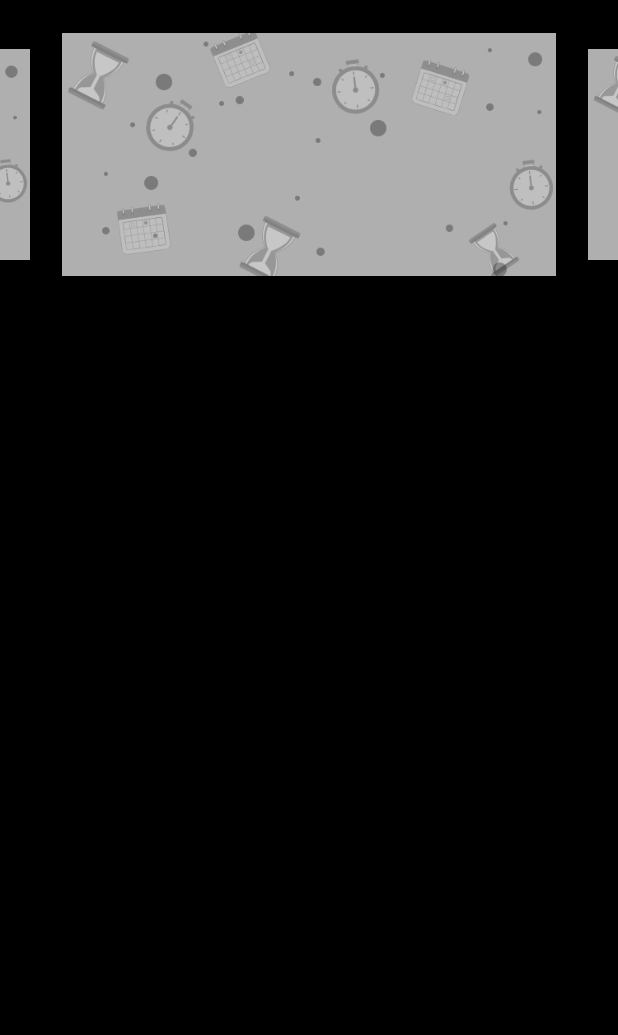
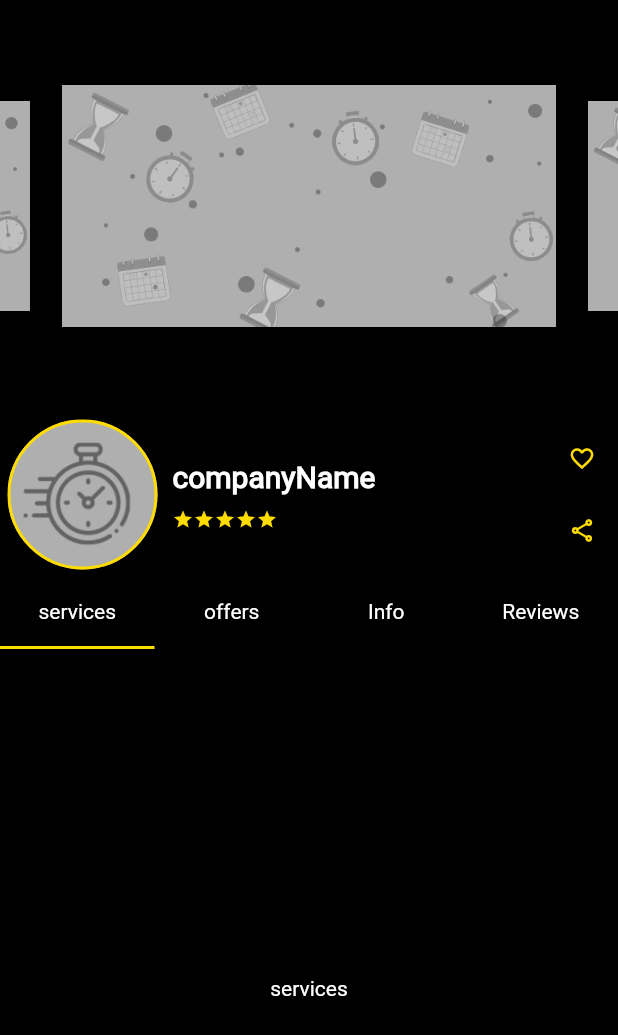
Before and after one commit to MostafaKhalile/Mobile, a Flutter app: the BranchProfile screen opened by its route, on a phone screen of 412 x 824 dp. Shown: the top 1035 px of the screen. Run offline on Flutter 3.47's test engine with Material 2 defaults, Android fonts, the phone set to English and light mode, and no system bars; drawn by our look-alikes of carousel_slider, smooth_star_rating; our stand-ins replace bloc, curved_navigation_bar, equatable, flutter_bloc, flutter_svg, material_floating_search_bar and 2 more; missing offline and left inert: flutter_verification_code; accounts and stored records are empty; project files that could hold a hidden picture were left out.

Commit message:
branch View wire frame static

```diff
--- a/i18n/ar.json
+++ b/i18n/ar.json
@@ -33,5 +33,8 @@
     "language": "اللغة",
     "darkMode": "الوضع المطلم",
     "contactUs": "اتصل بنا",
-    "signOut": "تسجيل خروج"
+    "signOut": "تسجيل خروج",
+    "services": "الخدمات",
+    "info": "المعلومات",
+    "reviews": "المراجعات"
 }
--- a/i18n/en.json
+++ b/i18n/en.json
@@ -24,6 +24,9 @@
     "Alex": "Alexandria",
     "categories": "Categories",
     "offers": "offers",
+    "services": "services",
+    "info": "Info",
+    "reviews": "Reviews",
     "viewAll": "view all",
     "topRated": "Top Rated",
     "newStores": "new Stores",
--- a/lib/Helpers/themes/dark_theme.dart
+++ b/lib/Helpers/themes/dark_theme.dart
@@ -1,4 +1,5 @@
 import 'package:flutter/material.dart';
+import 'package:techtime/Helpers/themes/light_theme.dart';
 import '../colors.dart';
 
 ThemeData darkTheme = ThemeData.dark().copyWith(
@@ -10,6 +11,10 @@ ThemeData darkTheme = ThemeData.dark().copyWith(
     primaryColorDark: Colors.black,
     bottomAppBarColor: Colors.white,
     iconTheme: iconThemeData(),
+    tabBarTheme: TabBarTheme(
+        unselectedLabelStyle: textTheme().subtitle1.apply(fontFamily: 'cocon'),
+        labelColor: Colors.white,
+        labelStyle: textTheme().subtitle1.apply(fontFamily: 'cocon')),
     cursorColor: Colors.black,
     scaffoldBackgroundColor: Colors.black,
     inputDecorationTheme: inputDecorationTheme(),
--- a/lib/Helpers/themes/light_theme.dart
+++ b/lib/Helpers/themes/light_theme.dart
@@ -6,6 +6,10 @@ ThemeData lightTheme = ThemeData.light().copyWith(
     primaryColor: KPrimaryColor,
     accentColor: Colors.black,
     iconTheme: iconThemeData(),
+    tabBarTheme: TabBarTheme(
+        unselectedLabelStyle: textTheme().subtitle1.apply(fontFamily: 'cocon'),
+        labelColor: Colors.black,
+        labelStyle: textTheme().subtitle1.apply(fontFamily: 'cocon')),
     primaryColorDark: Colors.white,
     bottomAppBarColor: Colors.black,
     cursorColor: Colors.black,
--- a/lib/screens/Client/branchProfile/branch_profile.dart
+++ b/lib/screens/Client/branchProfile/branch_profile.dart
@@ -1,40 +1,147 @@
 import 'package:carousel_slider/carousel_slider.dart';
 import 'package:flutter/material.dart';
+import 'package:smooth_star_rating/smooth_star_rating.dart';
 import 'package:techtime/Helpers/app_consts.dart';
+import 'package:techtime/Helpers/colors.dart';
+import 'package:techtime/Helpers/localization/app_localizations_delegates.dart';
+import 'package:techtime/widgets/client/custom_circle_avatar.dart';
 import 'package:techtime/widgets/core/gallery_view.dart';
+import 'package:techtime/widgets/core/horizontal_gap.dart';
+import 'package:techtime/widgets/core/vertical_gab.dart';
 
-class BranchProfile extends StatelessWidget {
+class BranchProfile extends StatefulWidget {
   static const String routeName = "/branch_profile";
+
+  @override
+  _BranchProfileState createState() => _BranchProfileState();
+}
+
+class _BranchProfileState extends State<BranchProfile>
+    with SingleTickerProviderStateMixin {
+  final List imgList = [
+    KPlaceHolderCover,
+    KPlaceHolderCover,
+    KPlaceHolderCover,
+    KPlaceHolderCover,
+    KPlaceHolderCover
+  ];
+  TabController _controller;
+  @override
+  void initState() {
+    super.initState();
+    _controller = TabController(length: 4, vsync: this);
+  }
+
   @override
   Widget build(BuildContext context) {
+    AppLocalizations _translator = AppLocalizations.of(context);
     return Scaffold(
-      body: SizedBox(
+        body: Column(children: <Widget>[
+      Expanded(
+        flex: 3,
+        child: SizedBox(
             width: double.infinity,
             child: Column(
               children: <Widget>[
+                //Image Carousle for Branch View Start
                 CarouselSlider(
                   options: CarouselOptions(
                       autoPlay: true,
-                  aspectRatio: 2.0,
+                      aspectRatio: 1.5,
                       enlargeCenterPage: true,
+                      pauseAutoPlayOnTouch: true),
+                  items: imgList
+                      .map((item) => InkWell(
+                          onTap: () => Navigator.pushNamed(
+                              context, GalleryView.routeName),
+                          child: Image.asset(item)))
+                      .toList(),
                 ),
-                items: [
-                  InkWell(
-                      onTap: () =>
-                          Navigator.pushNamed(context, GalleryView.routeName),
-                      child: Image.asset(KPlaceHolderCover)),
-                  InkWell(
-                      onTap: () =>
-                          Navigator.pushNamed(context, GalleryView.routeName),
-                      child: Image.asset(KPlaceHolderCover)),
-                  InkWell(
-                      onTap: () =>
-                          Navigator.pushNamed(context, GalleryView.routeName),
-                      child: Image.asset(KPlaceHolderCover)),
+                //Image Carousle for Branch View End
+                //Branch logo, name and Rating Start.
+                Row(
+                  mainAxisAlignment: MainAxisAlignment.start,
+                  children: [
+                    CustomCircleAvatar(
+                      height: 100,
+                      width: 100,
+                      image: null,
+                    ),
+                    HorizontalGap(
+                      width: KdefaultPadding / 4,
+                    ),
+                    Column(
+                      crossAxisAlignment: CrossAxisAlignment.start,
+                      children: [
+                        Text(
+                          "companyName",
+                          style: Theme.of(context).textTheme.headline6.copyWith(
+                              fontSize: 20,
+                              fontWeight: FontWeight.bold,
+                              wordSpacing: 3.5),
+                        ),
+                        VerticalGap(
+                          height: KdefaultPadding / 2,
+                        ),
+                        SmoothStarRating(
+                          isReadOnly: true,
+                          rating: 5.0,
+                          size: 14,
+                        ),
                       ],
                     ),
+                    Spacer(),
+                    Column(
+                      mainAxisAlignment: MainAxisAlignment.center,
+                      children: [
+                        IconButton(
+                            icon: Icon(Icons.favorite_border),
+                            onPressed: () {}),
+                        IconButton(
+                            icon: Icon(Icons.share_outlined), onPressed: () {})
+                      ],
+                    )
+                  ],
+                ),
+                //Branch logo, name and Rating End.
+                TabBar(
+                  controller: _controller,
+                  indicatorColor: KPrimaryColor,
+                  tabs: [
+                    Tab(
+                      text: _translator.translate("services"),
+                    ),
+                    Tab(
+                      text: _translator.translate("offers"),
+                    ),
+                    Tab(
+                      text: _translator.translate("info"),
+                    ),
+                    Tab(
+                      text: _translator.translate("reviews"),
+                    ),
+                  ],
+                )
               ],
             )),
-    );
+      ),
+      Expanded(
+        flex: 2,
+        child: Container(
+          width: double.infinity,
+          // child: SingleChildScrollView(
+          child: TabBarView(
+            controller: _controller,
+            children: <Widget>[
+              Center(child: Text(_translator.translate("services"))),
+              Center(child: Text(_translator.translate("offers"))),
+              Center(child: Text(_translator.translate("info"))),
+              Center(child: Text(_translator.translate("reviews"))),
+            ],
+          ),
+          // ),
+        ),
+      )
+    ]));
   }
 }
--- a/lib/widgets/core/gallery_view.dart
+++ b/lib/widgets/core/gallery_view.dart
@@ -5,14 +5,15 @@ import 'package:techtime/Helpers/app_consts.dart';
 class GalleryView extends StatelessWidget {
   static const String routeName = "/gallery_view";
   static List imgList = [
-    Image.asset(KPlaceHolderCover),
-    Image.asset(KPlaceHolderCover),
-    Image.asset(KPlaceHolderCover)
+    KPlaceHolderCover,
+    KPlaceHolderCover,
+    KPlaceHolderCover,
+    KPlaceHolderCover,
+    KPlaceHolderCover
   ];
   @override
   Widget build(BuildContext context) {
     return Scaffold(
-      appBar: AppBar(title: Text('Fullscreen sliding carousel demo')),
       body: Builder(
         builder: (context) {
           final double height = MediaQuery.of(context).size.height;
@@ -26,7 +27,7 @@ class GalleryView extends StatelessWidget {
             items: imgList
                 .map((item) => Container(
                       child: Center(
-                          child: Image.network(
+                          child: Image.asset(
                         item,
                         fit: BoxFit.cover,
                         height: height,
--- a/lib/widgets/core/horizontal_gap.dart
+++ b/lib/widgets/core/horizontal_gap.dart
@@ -2,16 +2,16 @@ import 'package:flutter/material.dart';
 import 'package:techtime/Helpers/app_consts.dart';
 
 class HorizontalGap extends StatelessWidget {
-  final height;
+  final width;
   const HorizontalGap({
     Key key,
-    this.height,
+    this.width,
   }) : super(key: key);
 
   @override
   Widget build(BuildContext context) {
     return SizedBox(
-      width: height ?? KDefaultPadding,
+      width: width ?? KDefaultPadding,
     );
   }
 }
```
Lines whose indentation alone changed are shown as unchanged.
